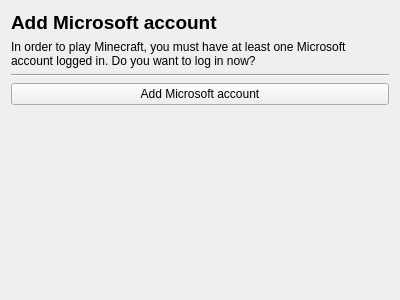
Old version of the form launcher/ui/setupwizard/LoginWizardPage.ui in the repository xylarcompany/PrismLauncher-for-XylarJava.
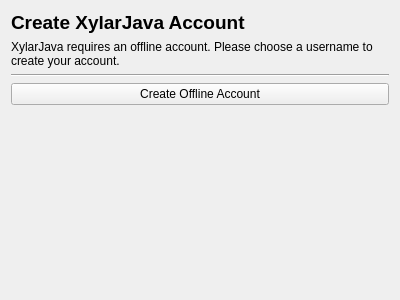
New version of the form.

Commit message: Enable offline-only authentication for XylarJava - disable Microsoft Login

```diff
--- a/launcher/ui/setupwizard/LoginWizardPage.ui
+++ b/launcher/ui/setupwizard/LoginWizardPage.ui
@@ -17,7 +17,7 @@
    <item>
     <widget class="QLabel" name="label">
      <property name="text">
-      <string>&lt;html&gt;&lt;head/&gt;&lt;body&gt;&lt;p&gt;&lt;span style=&quot; font-size:14pt; font-weight:600;&quot;&gt;Add Microsoft account&lt;/span&gt;&lt;/p&gt;&lt;/body&gt;&lt;/html&gt;</string>
+      <string>&lt;html&gt;&lt;head/&gt;&lt;body&gt;&lt;p&gt;&lt;span style=&quot; font-size:14pt; font-weight:600;&quot;&gt;Create XylarJava Account&lt;/span&gt;&lt;/p&gt;&lt;/body&gt;&lt;/html&gt;</string>
      </property>
      <property name="textFormat">
       <enum>Qt::RichText</enum>
@@ -30,7 +30,7 @@
    <item>
     <widget class="QLabel" name="label_2">
      <property name="text">
-      <string>In order to play Minecraft, you must have at least one Microsoft account logged in. Do you want to log in now?</string>
+      <string>XylarJava requires an offline account. Please choose a username to create your account.</string>
      </property>
      <property name="wordWrap">
       <bool>true</bool>
@@ -47,7 +47,7 @@
    <item>
     <widget class="QPushButton" name="pushButton">
      <property name="text">
-      <string>Add Microsoft account</string>
+      <string>Create Offline Account</string>
      </property>
     </widget>
    </item>
```
The commit also changes 4 other files.
